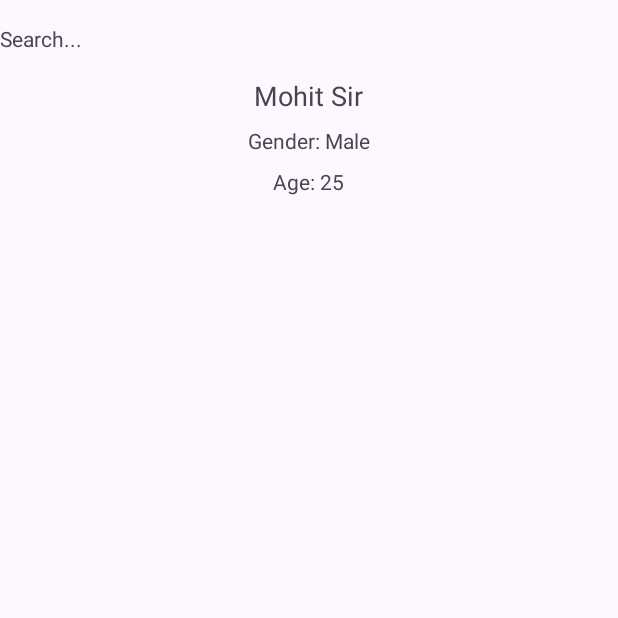
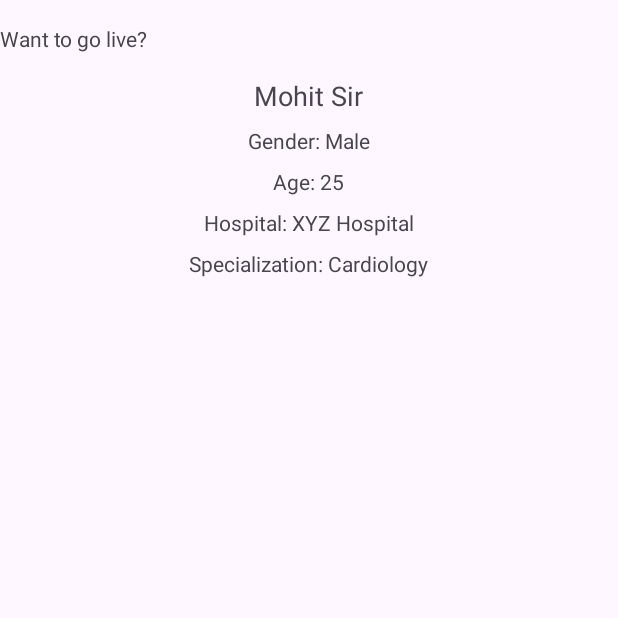
Before and after one commit to Mohit-Adhikari/OMABS-APP, an Android app: the user_profile_doctor screen opened directly, with no data from a screen before it, on a phone screen of 412 x 824 dp, the top half of it. Run offline under Robolectric (Android 15) with nearby library versions, the phone set to English and light mode, and no system bars; our stand-ins replace Firebase (no records; nobody signed in at launch, a user with empty details on screens opened directly).

Commit message:
Added further information at firebaseRealtime

```diff
--- a/app/src/main/java/com/example/a4thsemproject/customerInfo.java
+++ b/app/src/main/java/com/example/a4thsemproject/customerInfo.java
@@ -51,7 +51,7 @@ public class customerInfo extends AppCompatActivity {
                     RadioButton selectedRadioButton = findViewById(selectedId);
                     choice = selectedRadioButton.getText().toString();
                 }
-                customer_information_fireS store_firestore=new customer_information_fireS(uid);
+                customer_information_fireS store_firestore=new customer_information_fireS(uid,"users");
                 store_firestore.send_to_firestore(name.getText().toString(),age,choice);
 
                 go_to_login();
--- a/app/src/main/java/com/example/a4thsemproject/user_profile_doctor.java
+++ b/app/src/main/java/com/example/a4thsemproject/user_profile_doctor.java
@@ -37,20 +37,30 @@ public class user_profile_doctor extends AppCompatActivity {
 
     TextView search;
     String namef;
+    TextView hospital;
+    TextView speciality;
+    int agef;
+    String genderf;
+    String hospital_name;
+    String specialization;
+
+
 
 
 
     protected void onCreate(Bundle savedInstanceState) {
         super.onCreate(savedInstanceState);
-        setContentView(R.layout.user_profile);
+        setContentView(R.layout.profile_doctor);
         name=findViewById(R.id.nameTextView);
         age=findViewById(R.id.ageTextView);
         gender=findViewById(R.id.genderTextView);
         uid = getIntent().getStringExtra("uid");
         search=findViewById(R.id.searchTextView);
+        hospital=findViewById(R.id.hospitalTextView);
+        speciality=findViewById(R.id.specializationTextView);
 
         FirebaseFirestore database = FirebaseFirestore.getInstance();
-        DocumentReference userRef= database.collection("users").document(uid);
+        DocumentReference userRef= database.collection("doctors").document(uid);
 
         userRef.get()
                 .addOnCompleteListener(new OnCompleteListener<DocumentSnapshot>() {
@@ -61,8 +71,10 @@ public class user_profile_doctor extends AppCompatActivity {
                             if (document.exists()) {
                                 // Data is available in the document
                                 namef = document.getString("name");
-                                int agef = document.getLong("age").intValue(); // Assuming "age" is stored as a number
-                                String genderf = document.getString("gender");
+                                agef = document.getLong("age").intValue(); // Assuming "age" is stored as a number
+                                genderf = document.getString("gender");
+                                hospital_name=document.getString("hospital");
+                                specialization=document.getString("specialization");
                                 name.setText(namef);
                                 age.setText(String.valueOf(agef));
                                 gender.setText(genderf);
@@ -81,16 +93,31 @@ public class user_profile_doctor extends AppCompatActivity {
                         }
                     }
                 });
+        search.setText("Want to go live?");
         search.setOnClickListener(new View.OnClickListener() {
             @Override
             public void onClick(View v) {
-                Intent set_live=new Intent(user_profile_doctor.this, assignRealtime.class);
-                set_live.putExtra("uid",uid);
-                set_live.putExtra("namef",namef);
+                //Intent set_live=new Intent(user_profile_doctor.this, assignRealtime.class);
+                //set_live.putExtra("uid",uid);
+                //startActivity(set_live);
+                start_assaignRealtime();
 
-                startActivity(set_live);
             }
         });
 
+
+
+
     }
+    public void start_assaignRealtime(){
+        Intent set_live=new Intent(user_profile_doctor.this, assignRealtime.class);
+        set_live.putExtra("uid",uid);
+        set_live.putExtra("namef",namef);
+        set_live.putExtra("age",agef);
+        set_live.putExtra("gender",genderf);
+        set_live.putExtra("hospital",hospital_name);
+        set_live.putExtra("speciality",specialization);
+        startActivity(set_live);
+    }
+
 }
--- /dev/null
+++ b/app/src/main/res/layout/profile_doctor.xml
@@ -0,0 +1,61 @@
+<?xml version="1.0" encoding="utf-8"?>
+<RelativeLayout xmlns:android="http://schemas.android.com/apk/res/android"
+    android:layout_width="match_parent"
+    android:layout_height="match_parent">
+
+    <!-- Replace AutoCompleteTextView with TextView -->
+    <TextView
+        android:id="@+id/searchTextView"
+        android:layout_width="match_parent"
+        android:layout_height="wrap_content"
+        android:text="Search..."
+        android:layout_marginTop="16dp"
+        android:layout_centerHorizontal="true"/>
+
+    <TextView
+        android:id="@+id/nameTextView"
+        android:layout_width="wrap_content"
+        android:layout_height="wrap_content"
+        android:text="Mohit Sir"
+        android:textSize="18sp"
+        android:layout_below="@id/searchTextView"
+        android:layout_marginTop="16dp"
+        android:layout_centerHorizontal="true"/>
+
+    <TextView
+        android:id="@+id/genderTextView"
+        android:layout_width="wrap_content"
+        android:layout_height="wrap_content"
+        android:text="Gender: Male"
+        android:layout_below="@id/nameTextView"
+        android:layout_marginTop="8dp"
+        android:layout_centerHorizontal="true"/>
+
+    <TextView
+        android:id="@+id/ageTextView"
+        android:layout_width="wrap_content"
+        android:layout_height="wrap_content"
+        android:text="Age: 25"
+        android:layout_below="@id/genderTextView"
+        android:layout_marginTop="8dp"
+        android:layout_centerHorizontal="true"/>
+
+    <!-- New TextViews for Hospital and Specialization -->
+    <TextView
+        android:id="@+id/hospitalTextView"
+        android:layout_width="wrap_content"
+        android:layout_height="wrap_content"
+        android:text="Hospital: XYZ Hospital"
+        android:layout_below="@id/ageTextView"
+        android:layout_marginTop="8dp"
+        android:layout_centerHorizontal="true"/>
+
+    <TextView
+        android:id="@+id/specializationTextView"
+        android:layout_width="wrap_content"
+        android:layout_height="wrap_content"
+        android:text="Specialization: Cardiology"
+        android:layout_below="@id/hospitalTextView"
+        android:layout_marginTop="8dp"
+        android:layout_centerHorizontal="true"/>
+</RelativeLayout>
```
Also changed, not shown: app/src/main/java/com/example/a4thsemproject/assignRealtime.java (+21 -5 lines), app/src/main/java/com/example/a4thsemproject/customer_information_fireS.java (+16 -2 lines), app/src/main/java/com/example/a4thsemproject/doctorInfo.java (+18 -4 lines), app/src/main/res/layout/doctor_info.xml (renamed from app/src/main/res/layout/customer_info.xml, +16 -1 lines), app/src/main/res/layout/search_realtime.xml (+28 -2 lines).
